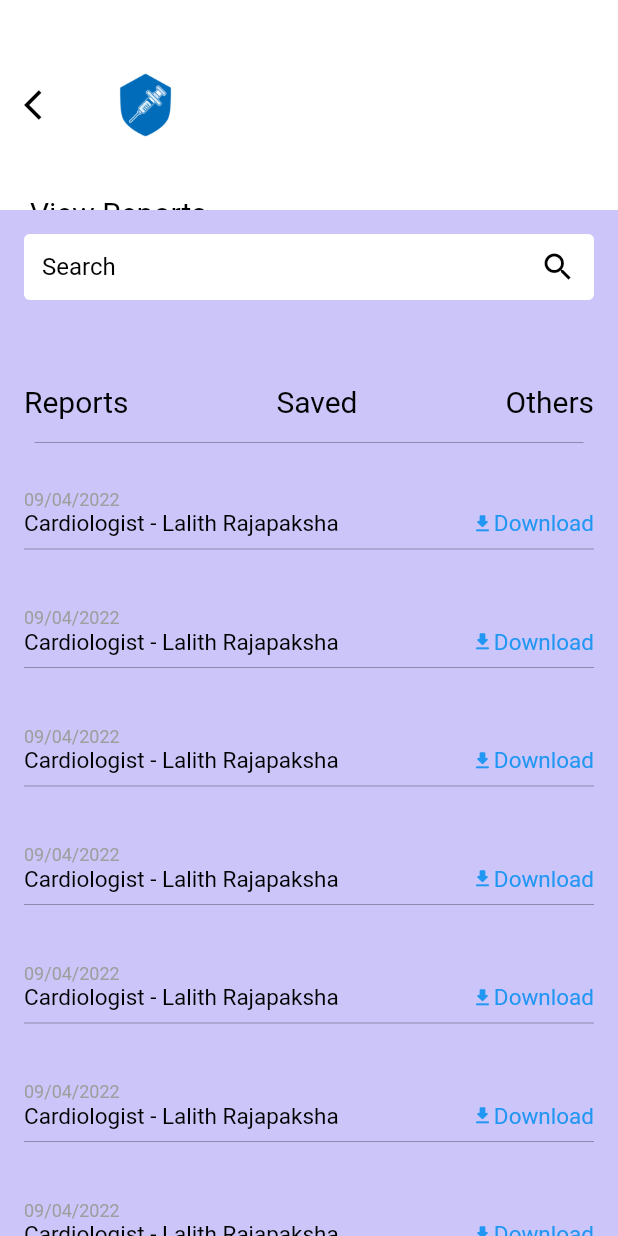
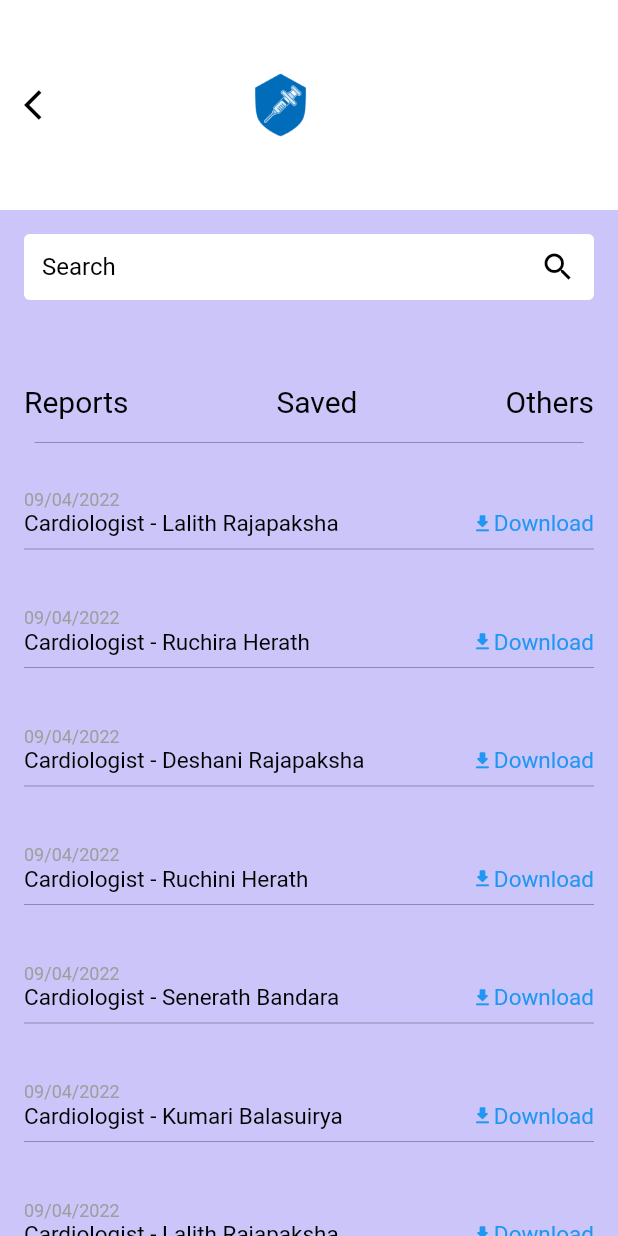
Before and after one commit to Rwishwajith/The-Shield, a Flutter app: the ViewReportsScreen screen opened directly, on a phone screen of 412 x 824 dp. Run offline on Flutter 3.47's test engine with Material 2 defaults, Android fonts, the phone set to English and light mode, and no system bars; our stand-ins replace cloud_firestore, firebase_auth, firebase_core, fl_chart, flutter_rating_bar, font_awesome_flutter and 6 more; missing offline and left inert: flutter_facebook_auth, is_first_run; accounts and stored records are empty.

Commit message:
Updated Reports

```diff
--- a/the_shield/lib/main_menu/reports/view_reports.dart
+++ b/the_shield/lib/main_menu/reports/view_reports.dart
@@ -18,11 +18,11 @@ class _ViewReportsScreenState extends State<ViewReportsScreen> {
 
   List<dynamic> generateList = [
     {"title": "09/04/2022", "sub": 'Cardiologist - Lalith Rajapaksha'},
-    {"title": "09/04/2022", "sub": 'Cardiologist - Lalith Rajapaksha'},
-    {"title": "09/04/2022", "sub": 'Cardiologist - Lalith Rajapaksha'},
-    {"title": "09/04/2022", "sub": 'Cardiologist - Lalith Rajapaksha'},
-    {"title": "09/04/2022", "sub": 'Cardiologist - Lalith Rajapaksha'},
-    {"title": "09/04/2022", "sub": 'Cardiologist - Lalith Rajapaksha'},
+    {"title": "09/04/2022", "sub": 'Cardiologist - Ruchira Herath'},
+    {"title": "09/04/2022", "sub": 'Cardiologist - Deshani Rajapaksha'},
+    {"title": "09/04/2022", "sub": 'Cardiologist - Ruchini Herath'},
+    {"title": "09/04/2022", "sub": 'Cardiologist - Senerath Bandara'},
+    {"title": "09/04/2022", "sub": 'Cardiologist - Kumari Balasuirya'},
     {"title": "09/04/2022", "sub": 'Cardiologist - Lalith Rajapaksha'},
     {"title": "09/04/2022", "sub": 'Cardiologist - Lalith Rajapaksha'},
     {"title": "09/04/2022", "sub": 'Cardiologist - Lalith Rajapaksha'},
@@ -52,9 +52,12 @@ class _ViewReportsScreenState extends State<ViewReportsScreen> {
               ),
             ),
           ),
-          title: Image(image: logoImage, width: 50, height: 50),
+          title: Padding(
+            padding: const EdgeInsets.only(left: 90.0),
+            child: Image(image: logoImage, width: 50, height: 50),
+          ),
           flexibleSpace: Padding(
-            padding: const EdgeInsets.only(top: 130.0, left: 20.0),
+            padding: const EdgeInsets.only(top: 160.0, left: 20.0),
             child: Container(
               height: 50,
               child: Text(
```
Also changed, not shown: the_shield/lib/main_menu/reports/genarate_reports.dart (+5 -2 lines), the_shield/lib/main_menu/reports/reports.dart (+5 -2 lines), the_shield/lib/main_menu/reports/share_reports.dart (+5 -2 lines).
